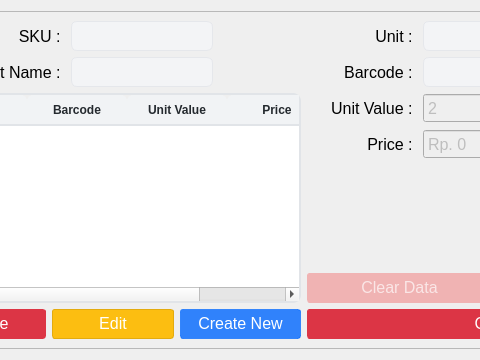
Above: ui/price_unit.ui from michael-halim/pos before the change; both pictures show x 96 to 576 and y 0 to 360 of the 800 by 360 pixel window. Below: the same form after it.
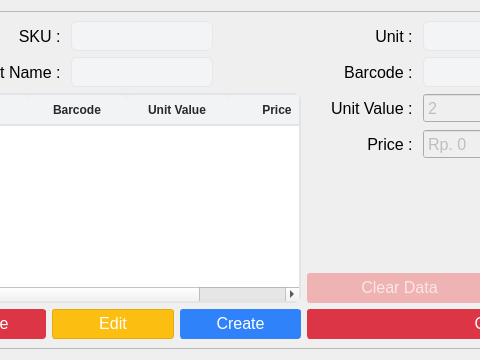
That is the form after the change. Icons and pictures are not drawn.

```diff
--- a/ui/price_unit.ui
+++ b/ui/price_unit.ui
@@ -695,7 +695,7 @@
 }</string>
                 </property>
                 <property name="text">
-                 <string>Create New</string>
+                 <string>Create</string>
                 </property>
                 <property name="icon">
                  <iconset>
```
